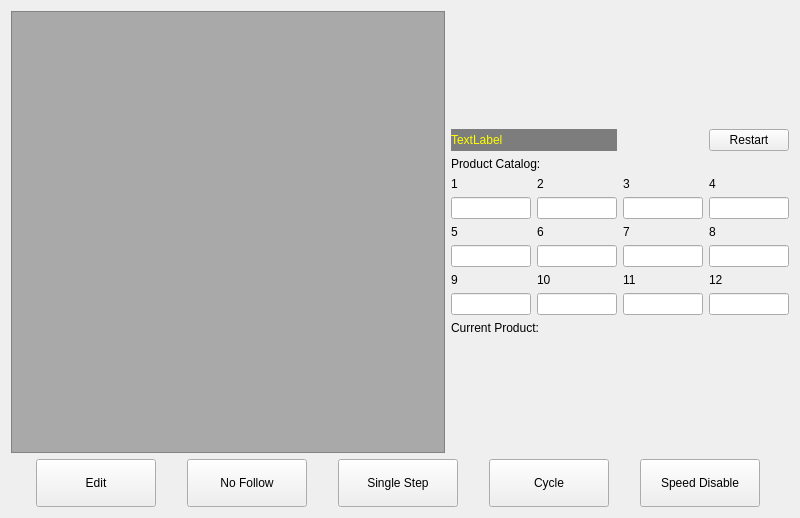
dongdong-2009/3-5AxisRobot, file hcinstruction/ichcprogrammonitorframe.ui: the form before one commit.
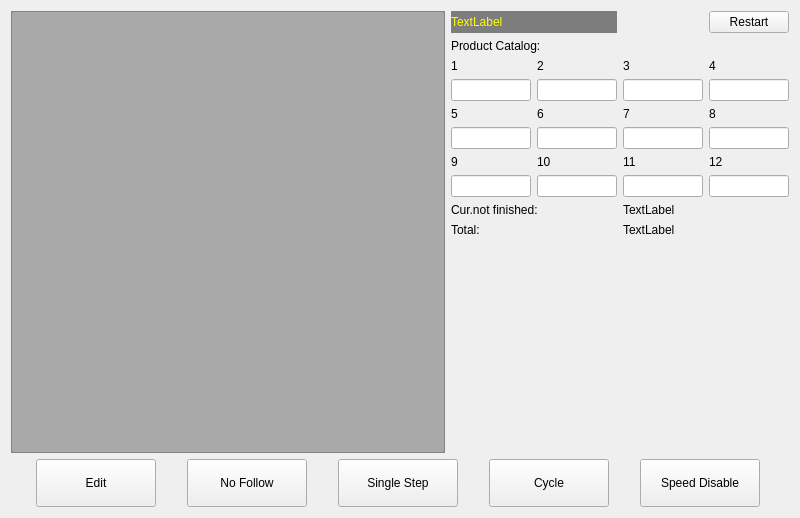
The form after the commit. Icons and pictures are not drawn. Custom widgets are drawn as their Qt base class.

```diff
--- a/hcinstruction/ichcprogrammonitorframe.ui
+++ b/hcinstruction/ichcprogrammonitorframe.ui
@@ -68,14 +68,14 @@
      </item>
      <item>
       <layout class="QGridLayout" name="gridLayout">
-       <item row="1" column="3">
+       <item row="0" column="3">
         <widget class="QPushButton" name="productReset">
          <property name="text">
           <string>Restart</string>
          </property>
         </widget>
        </item>
-       <item row="4" column="0">
+       <item row="3" column="0">
         <widget class="ICLineEditWithVirtualNumericKeypad" name="pc_1">
          <property name="maximumSize">
           <size>
@@ -85,7 +85,7 @@
          </property>
         </widget>
        </item>
-       <item row="4" column="3">
+       <item row="3" column="3">
         <widget class="ICLineEditWithVirtualNumericKeypad" name="pc_4">
          <property name="maximumSize">
           <size>
@@ -95,14 +95,14 @@
          </property>
         </widget>
        </item>
-       <item row="3" column="1">
+       <item row="2" column="1">
         <widget class="QLabel" name="pl_2">
          <property name="text">
           <string notr="true">2</string>
          </property>
         </widget>
        </item>
-       <item row="5" column="3">
+       <item row="4" column="3">
         <widget class="QLabel" name="pl_8">
          <property name="text">
           <string notr="true">8</string>
@@ -122,14 +122,14 @@
          </property>
         </spacer>
        </item>
-       <item row="7" column="2">
+       <item row="6" column="2">
         <widget class="QLabel" name="pl_11">
          <property name="text">
           <string notr="true">11</string>
          </property>
         </widget>
        </item>
-       <item row="6" column="1">
+       <item row="5" column="1">
         <widget class="ICLineEditWithVirtualNumericKeypad" name="pc_6">
          <property name="maximumSize">
           <size>
@@ -139,14 +139,14 @@
          </property>
         </widget>
        </item>
-       <item row="5" column="0">
+       <item row="4" column="0">
         <widget class="QLabel" name="pl_5">
          <property name="text">
           <string notr="true">5</string>
          </property>
         </widget>
        </item>
-       <item row="1" column="0" colspan="2">
+       <item row="0" column="0" colspan="2">
         <widget class="QLabel" name="infoLabel">
          <property name="styleSheet">
           <string notr="true">background-color: rgb(125, 125, 125);
@@ -157,14 +157,14 @@
          </property>
         </widget>
        </item>
-       <item row="3" column="3">
+       <item row="2" column="3">
         <widget class="QLabel" name="pl_4">
          <property name="text">
           <string notr="true">4</string>
          </property>
         </widget>
        </item>
-       <item row="6" column="0">
+       <item row="5" column="0">
         <widget class="ICLineEditWithVirtualNumericKeypad" name="pc_5">
          <property name="maximumSize">
           <size>
@@ -174,14 +174,14 @@
          </property>
         </widget>
        </item>
-       <item row="5" column="2">
+       <item row="4" column="2">
         <widget class="QLabel" name="pl_7">
          <property name="text">
           <string notr="true">7</string>
          </property>
         </widget>
        </item>
-       <item row="6" column="2">
+       <item row="5" column="2">
         <widget class="ICLineEditWithVirtualNumericKeypad" name="pc_7">
          <property name="maximumSize">
           <size>
@@ -191,38 +191,15 @@
          </property>
         </widget>
        </item>
-       <item row="0" column="0">
-        <spacer name="verticalSpacer">
-         <property name="orientation">
-          <enum>Qt::Vertical</enum>
-         </property>
-         <property name="sizeHint" stdset="0">
-          <size>
-           <width>20</width>
-           <height>40</height>
-          </size>
-         </property>
-        </spacer>
-       </item>
-       <item row="4" column="1">
-        <widget class="ICLineEditWithVirtualNumericKeypad" name="pc_2">
-         <property name="maximumSize">
-          <size>
-           <width>80</width>
-           <height>16777215</height>
-          </size>
-         </property>
-        </widget>
-       </item>
-       <item row="3" column="0">
+       <item row="2" column="0">
         <widget class="QLabel" name="pl_1">
          <property name="text">
           <string notr="true">1</string>
          </property>
         </widget>
        </item>
-       <item row="8" column="0">
-        <widget class="ICLineEditWithVirtualNumericKeypad" name="pc_9">
+       <item row="3" column="1">
+        <widget class="ICLineEditWithVirtualNumericKeypad" name="pc_2">
          <property name="maximumSize">
           <size>
            <width>80</width>
@@ -231,21 +208,31 @@
          </property>
         </widget>
        </item>
-       <item row="2" column="0" colspan="3">
+       <item row="1" column="0" colspan="3">
         <widget class="QLabel" name="label">
          <property name="text">
           <string>Product Catalog:</string>
          </property>
         </widget>
        </item>
-       <item row="5" column="1">
+       <item row="7" column="0">
+        <widget class="ICLineEditWithVirtualNumericKeypad" name="pc_9">
+         <property name="maximumSize">
+          <size>
+           <width>80</width>
+           <height>16777215</height>
+          </size>
+         </property>
+        </widget>
+       </item>
+       <item row="4" column="1">
         <widget class="QLabel" name="pl_6">
          <property name="text">
           <string notr="true">6</string>
          </property>
         </widget>
        </item>
-       <item row="4" column="2">
+       <item row="3" column="2">
         <widget class="ICLineEditWithVirtualNumericKeypad" name="pc_3">
          <property name="maximumSize">
           <size>
@@ -255,14 +242,7 @@
          </property>
         </widget>
        </item>
-       <item row="9" column="0" colspan="3">
-        <widget class="QLabel" name="label_20">
-         <property name="text">
-          <string>Current Product:</string>
-         </property>
-        </widget>
-       </item>
-       <item row="8" column="3">
+       <item row="7" column="3">
         <widget class="ICLineEditWithVirtualNumericKeypad" name="pc_12">
          <property name="maximumSize">
           <size>
@@ -272,7 +252,7 @@
          </property>
         </widget>
        </item>
-       <item row="8" column="2">
+       <item row="7" column="2">
         <widget class="ICLineEditWithVirtualNumericKeypad" name="pc_11">
          <property name="maximumSize">
           <size>
@@ -282,54 +262,82 @@
          </property>
         </widget>
        </item>
-       <item row="7" column="0">
+       <item row="6" column="0">
         <widget class="QLabel" name="pl_9">
          <property name="text">
           <string notr="true">9</string>
          </property>
         </widget>
        </item>
-       <item row="7" column="3">
+       <item row="6" column="3">
         <widget class="QLabel" name="pl_12">
          <property name="text">
           <string notr="true">12</string>
          </property>
         </widget>
        </item>
-       <item row="8" column="1">
-        <widget class="ICLineEditWithVirtualNumericKeypad" name="pc_10">
-         <property name="maximumSize">
-          <size>
-           <width>80</width>
-           <height>16777215</height>
-          </size>
-         </property>
-        </widget>
-       </item>
-       <item row="6" column="3">
-        <widget class="ICLineEditWithVirtualNumericKeypad" name="pc_8">
-         <property name="maximumSize">
-          <size>
-           <width>80</width>
-           <height>16777215</height>
-          </size>
-         </property>
-        </widget>
-       </item>
        <item row="7" column="1">
+        <widget class="ICLineEditWithVirtualNumericKeypad" name="pc_10">
+         <property name="maximumSize">
+          <size>
+           <width>80</width>
+           <height>16777215</height>
+          </size>
+         </property>
+        </widget>
+       </item>
+       <item row="6" column="1">
         <widget class="QLabel" name="pl_10">
          <property name="text">
           <string notr="true">10</string>
          </property>
         </widget>
        </item>
-       <item row="3" column="2">
+       <item row="5" column="3">
+        <widget class="ICLineEditWithVirtualNumericKeypad" name="pc_8">
+         <property name="maximumSize">
+          <size>
+           <width>80</width>
+           <height>16777215</height>
+          </size>
+         </property>
+        </widget>
+       </item>
+       <item row="2" column="2">
         <widget class="QLabel" name="pl_3">
          <property name="text">
           <string notr="true">3</string>
          </property>
         </widget>
        </item>
+       <item row="8" column="2">
+        <widget class="QLabel" name="curNF">
+         <property name="text">
+          <string>TextLabel</string>
+         </property>
+        </widget>
+       </item>
+       <item row="9" column="2">
+        <widget class="QLabel" name="total">
+         <property name="text">
+          <string>TextLabel</string>
+         </property>
+        </widget>
+       </item>
+       <item row="8" column="0" colspan="2">
+        <widget class="QLabel" name="label_2">
+         <property name="text">
+          <string>Cur.not finished:</string>
+         </property>
+        </widget>
+       </item>
+       <item row="9" column="0" colspan="2">
+        <widget class="QLabel" name="label_3">
+         <property name="text">
+          <string>Total:</string>
+         </property>
+        </widget>
+       </item>
       </layout>
      </item>
     </layout>
```
